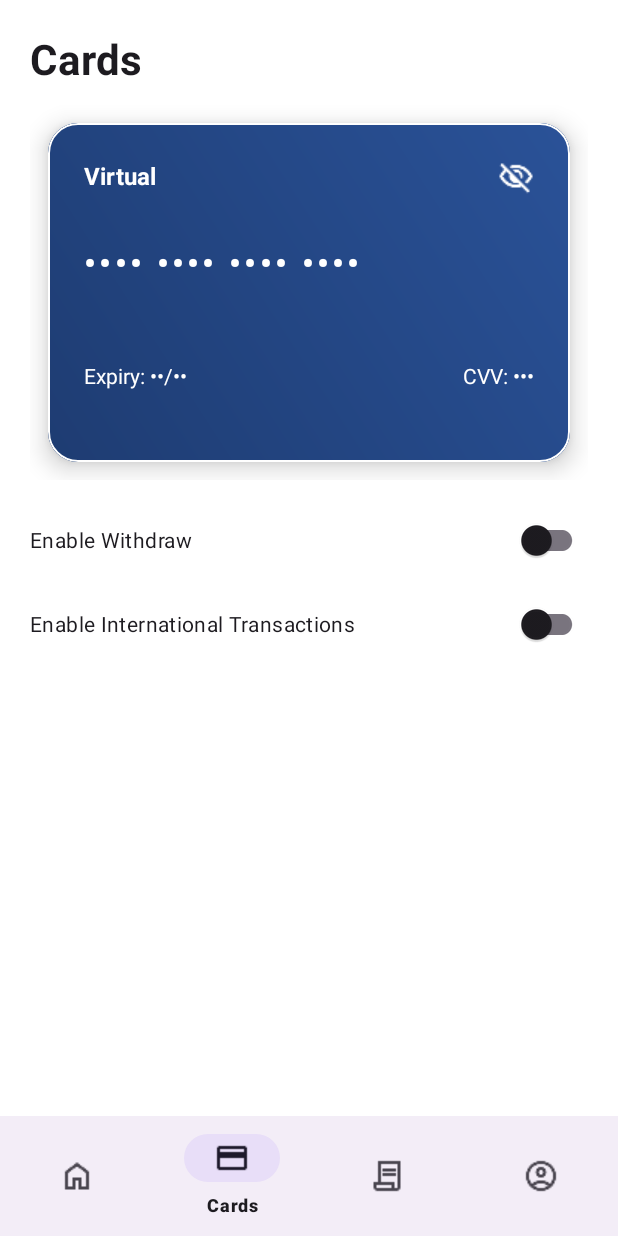
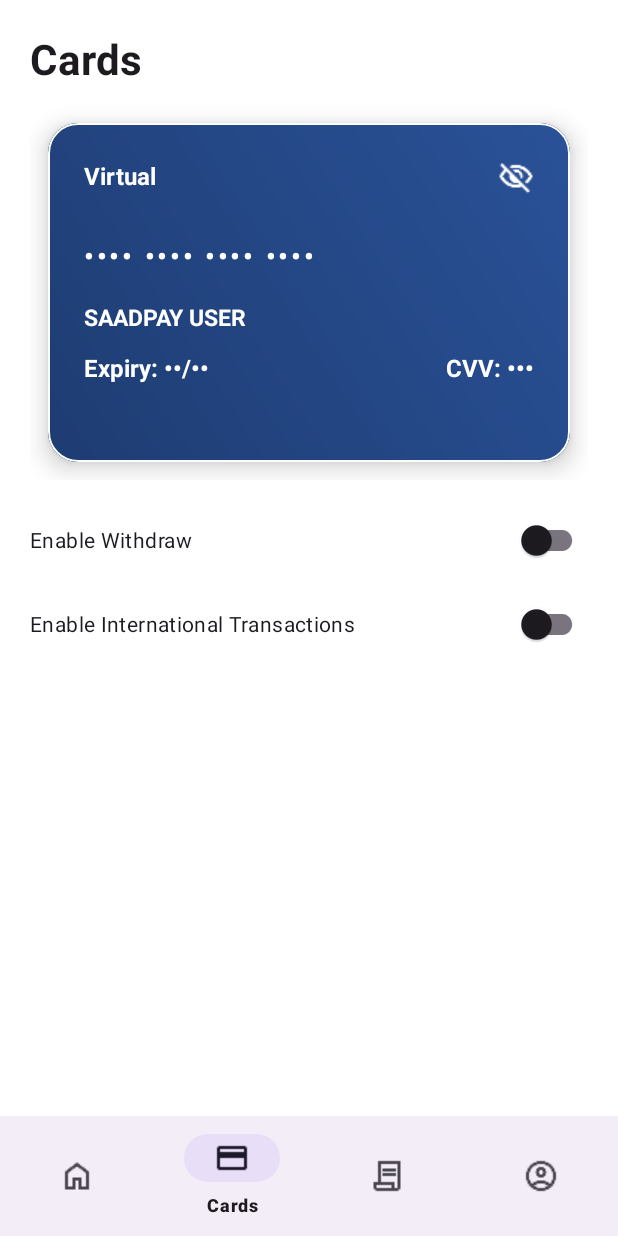
Before and after one commit to chsaad-dev/SaadPay, an Android app: the CardFragment screen opened through its navigation route, on a phone screen of 412 x 824 dp. Run offline under Robolectric (Android 15) with nearby library versions, the phone set to English and light mode, and no system bars; our stand-ins replace Firebase (no records; nobody signed in at launch, a user with empty details on screens opened directly), navigation-ui; 3 statements that could not run were skipped.

Commit message:
Ui Enhancement and some bug removed

```diff
--- a/app/src/main/java/com/example/saadpay/presentation/ui/main/card/CardFragment.kt
+++ b/app/src/main/java/com/example/saadpay/presentation/ui/main/card/CardFragment.kt
@@ -28,7 +28,7 @@ class CardFragment : Fragment() {
     }
 
     override fun onViewCreated(view: View, savedInstanceState: Bundle?) {
-        val userName = FirebaseAuth.getInstance().currentUser?.displayName ?: "SaadPay User"
+        val userName = FirebaseAuth.getInstance().currentUser?.displayName?.takeIf { it.isNotBlank() } ?: "SaadPay User"
 
         cards.add(CardModel("Virtual", userName))
         cards.add(CardModel("Physical", userName))
--- a/app/src/main/java/com/example/saadpay/presentation/ui/main/card/CardPagerAdapter.kt
+++ b/app/src/main/java/com/example/saadpay/presentation/ui/main/card/CardPagerAdapter.kt
@@ -26,7 +26,7 @@ class CardPagerAdapter(
 
         fun bind(card: CardModel, position: Int) {
             cardType.text = card.type
-            userName.text = card.userName
+            userName.text = card.userName.uppercase()
 
             if (card.isVisible) {
                 cardNumber.text = card.cardNumber
--- a/app/src/main/res/layout/item_card.xml
+++ b/app/src/main/res/layout/item_card.xml
@@ -41,9 +41,9 @@
             android:layout_width="wrap_content"
             android:layout_height="wrap_content"
             android:layout_below="@id/cardType"
-            android:layout_marginTop="32dp"
+            android:layout_marginTop="30dp"
             android:text="**** **** **** 1234"
-            android:textSize="22sp"
+            android:textSize="18sp"
             android:textStyle="bold"
             android:textColor="@android:color/white"
             android:letterSpacing="0.1" />
@@ -54,9 +54,9 @@
             android:layout_width="wrap_content"
             android:layout_height="wrap_content"
             android:layout_below="@id/cardNumber"
-            android:layout_marginTop="20dp"
+            android:layout_marginTop="18dp"
             android:text="SAADPAY USER"
-            android:textSize="14sp"
+            android:textSize="15sp"
             android:textStyle="bold"
             android:textColor="@android:color/white" />
 
@@ -70,7 +70,8 @@
             android:layout_marginTop="12dp"
             android:text="12/28"
             android:textColor="@android:color/white"
-            android:textSize="14sp" />
+            android:textStyle="bold"
+            android:textSize="16sp" />
 
         <!-- CVV -->
         <TextView
@@ -81,7 +82,8 @@
             android:layout_alignParentEnd="true"
             android:text="***"
             android:textColor="@android:color/white"
-            android:textSize="14sp" />
+            android:textStyle="bold"
+            android:textSize="16sp" />
     </RelativeLayout>
 
 </com.google.android.material.card.MaterialCardView>
```
Also changed, not shown: app/src/main/java/com/example/saadpay/presentation/ui/main/card/CardAdapter.kt (+4 -4 lines), app/src/main/res/layout/fragment_card.xml (deleted, +0 -71 lines).
